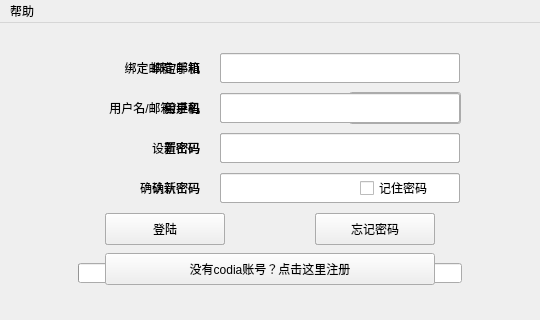
Qt form loginWindow.ui (Camorgx/CodiaClient) before a commit.
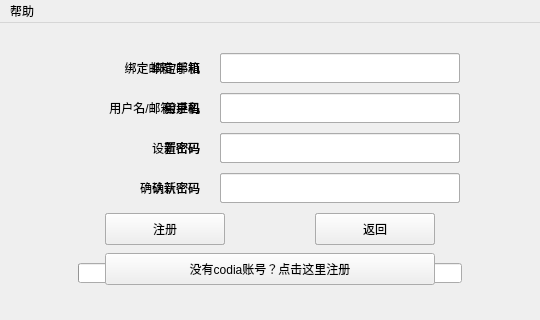
The same form after that commit. Icons and pictures are not drawn. Custom widgets are drawn as their Qt base class.

Patch:
```diff
--- a/loginWindow.ui
+++ b/loginWindow.ui
@@ -492,7 +492,7 @@
       <rect>
        <x>220</x>
        <y>70</y>
-       <width>130</width>
+       <width>100</width>
        <height>30</height>
       </rect>
      </property>
@@ -501,6 +501,12 @@
        <family>Consolas</family>
       </font>
      </property>
+     <property name="maxLength">
+      <number>6</number>
+     </property>
+     <property name="alignment">
+      <set>Qt::AlignCenter</set>
+     </property>
     </widget>
     <widget class="QLineEdit" name="lineEditResetAccount">
      <property name="geometry">
@@ -554,10 +560,10 @@
     <widget class="NewPushButton" name="pushButtonResetAcquire">
      <property name="geometry">
       <rect>
-       <x>349</x>
-       <y>69</y>
-       <width>112</width>
-       <height>32</height>
+       <x>350</x>
+       <y>70</y>
+       <width>110</width>
+       <height>30</height>
       </rect>
      </property>
      <property name="text">
@@ -578,9 +584,9 @@
      </property>
     </widget>
    </widget>
+   <zorder>frameLogin</zorder>
    <zorder>frameReset</zorder>
    <zorder>frameRegister</zorder>
-   <zorder>frameLogin</zorder>
   </widget>
   <widget class="QMenuBar" name="menuBar">
    <property name="geometry">
```
